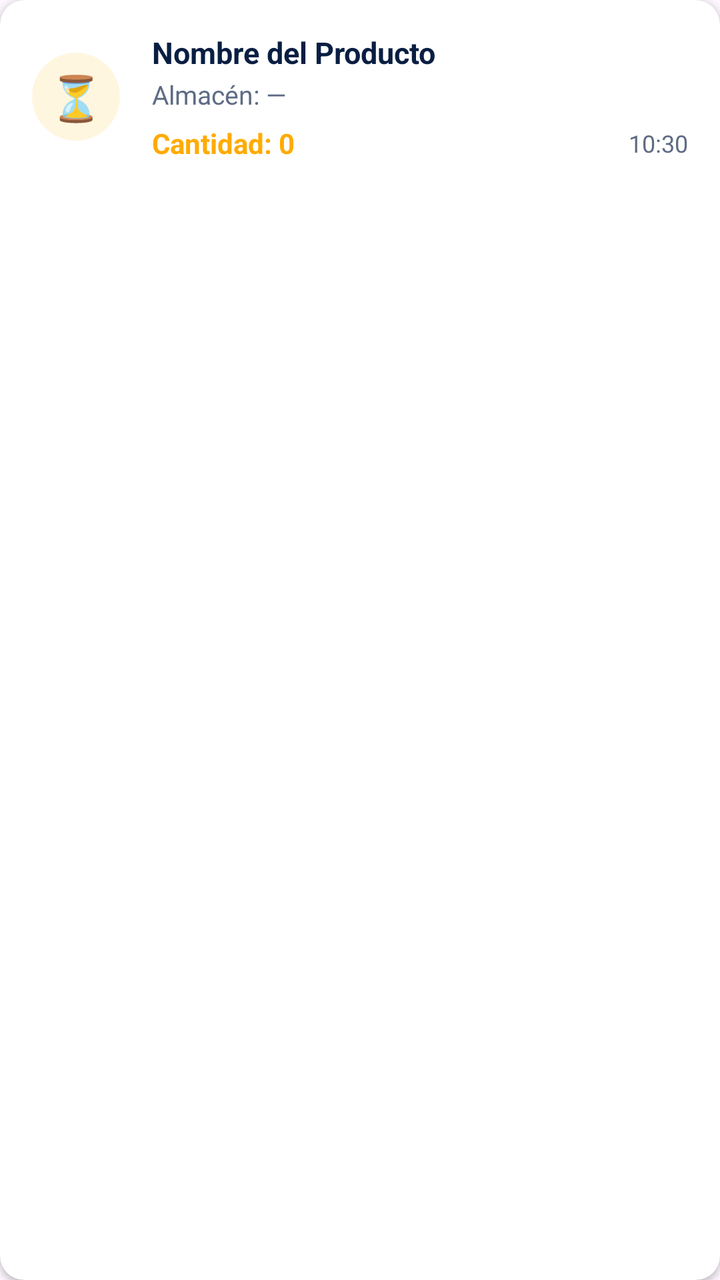
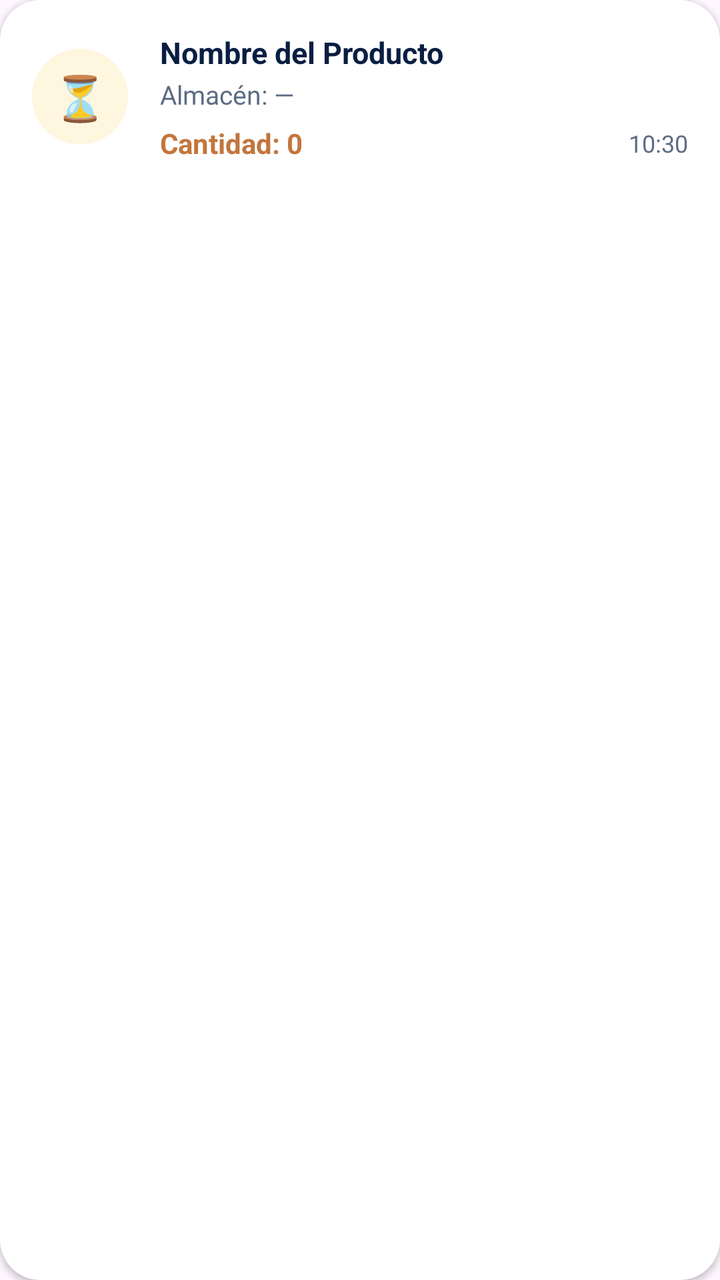

Before-and-after screenshots of an Android layout around one commit, followed by the original layout XML and the change that was made.
<!-- AndroidManifest.xml: application theme Theme.Inventario -->
<!-- res/layout/item_pending.xml -->
<?xml version="1.0" encoding="utf-8"?>
<androidx.cardview.widget.CardView
    xmlns:android="http://schemas.android.com/apk/res/android"
    xmlns:app="http://schemas.android.com/apk/res-auto"
    android:layout_width="match_parent"
    android:layout_height="wrap_content"
    android:layout_marginHorizontal="16dp"
    android:layout_marginVertical="8dp"
    app:cardCornerRadius="12dp"
    app:cardElevation="2dp"
    app:cardBackgroundColor="@color/pp_white"
    android:clickable="true"
    android:focusable="true"
    android:foreground="?attr/selectableItemBackground">

    <LinearLayout
        android:layout_width="match_parent"
        android:layout_height="wrap_content"
        android:orientation="horizontal"
        android:padding="16dp"
        android:gravity="center_vertical">

        
        <TextView
            android:layout_width="44dp"
            android:layout_height="44dp"
            android:text="⏳"
            android:textSize="22sp"
            android:gravity="center"
            android:background="@drawable/shape_circle_white"
            android:backgroundTint="@color/pp_warning_light"
            android:layout_marginEnd="16dp"/>

        <LinearLayout
            android:layout_width="0dp"
            android:layout_height="wrap_content"
            android:layout_weight="1"
            android:orientation="vertical">

            
            <TextView
                android:id="@+id/tvProducto"
                android:layout_width="match_parent"
                android:layout_height="wrap_content"
                android:text="Nombre del Producto"
                android:textColor="@color/pp_text_dark"
                android:textSize="15sp"
                android:textStyle="bold"
                android:maxLines="2"
                android:ellipsize="end" />

            
            <TextView
                android:id="@+id/tvAlmacen"
                android:layout_width="match_parent"
                android:layout_height="wrap_content"
                android:text="Almacén: —"
                android:textColor="@color/pp_text_secondary"
                android:textSize="13sp"
                android:layout_marginTop="2dp"/>

            <LinearLayout
                android:layout_width="match_parent"
                android:layout_height="wrap_content"
                android:orientation="horizontal"
                android:layout_marginTop="6dp"
                android:gravity="center_vertical">

                
                <TextView
                    android:id="@+id/tvCantidad"
                    android:layout_width="0dp"
                    android:layout_height="wrap_content"
                    android:layout_weight="1"
                    android:text="Cantidad: 0"
                    android:textColor="@color/pp_warning"
                    android:textSize="14sp"
                    android:textStyle="bold" />

                
                <TextView
                    android:id="@+id/tvFecha"
                    android:layout_width="wrap_content"
                    android:layout_height="wrap_content"
                    android:text="10:30"
                    android:textColor="@color/pp_text_secondary"
                    android:textSize="12sp" />
            </LinearLayout>
        </LinearLayout>
    </LinearLayout>
</androidx.cardview.widget.CardView>
<!-- resources referenced by this layout -->
<resources>
  <color name="pp_text_dark">#091E42</color>
  <color name="pp_text_secondary">#5E6C84</color>
  <color name="pp_warning">#FFAB00</color>
  <color name="pp_warning_light">#FFF6E0</color>
  <color name="pp_white">#FFFFFF</color>
  <!-- drawable shape_circle_white (drawable) -->
  <?xml version="1.0" encoding="utf-8"?>
  <shape xmlns:android="http://schemas.android.com/apk/res/android"
      android:shape="oval">
      <solid android:color="@color/pp_white" />
  </shape>
  <style name="Theme.Inventario" parent="Theme.Material3.DayNight.NoActionBar">
          <item name="colorPrimary">@color/pp_splash_text_green</item>
          <item name="colorOnPrimary">@color/pp_white</item>
          <item name="colorSecondary">@color/pp_green_accent</item>
          <item name="android:statusBarColor">@android:color/transparent</item>
          <item name="android:navigationBarColor">@android:color/transparent</item>
          <item name="android:windowLightStatusBar">true</item>
      </style>
  <color name="pp_splash_text_green">#1B5E20</color>
  <color name="pp_green_accent">#36B37E</color>
</resources>

<!-- the commit's change to res/layout/item_pending.xml (unified diff, before → after) -->
@@ -1,13 +1,14 @@
 <?xml version="1.0" encoding="utf-8"?>
-<androidx.cardview.widget.CardView
+<com.google.android.material.card.MaterialCardView
     xmlns:android="http://schemas.android.com/apk/res/android"
     xmlns:app="http://schemas.android.com/apk/res-auto"
     android:layout_width="match_parent"
     android:layout_height="wrap_content"
     android:layout_marginHorizontal="16dp"
     android:layout_marginVertical="8dp"
-    app:cardCornerRadius="12dp"
+    app:cardCornerRadius="20dp"
     app:cardElevation="2dp"
+    app:strokeWidth="0dp"
     app:cardBackgroundColor="@color/pp_white"
     android:clickable="true"
     android:focusable="true"
@@ -21,15 +22,19 @@
         android:gravity="center_vertical">
 
         
-        <TextView
-            android:layout_width="44dp"
-            android:layout_height="44dp"
-            android:text="⏳"
-            android:textSize="22sp"
-            android:gravity="center"
-            android:background="@drawable/shape_circle_white"
+        <FrameLayout
+            android:layout_width="48dp"
+            android:layout_height="48dp"
+            android:background="@drawable/bg_icon_circle"
             android:backgroundTint="@color/pp_warning_light"
-            android:layout_marginEnd="16dp"/>
+            android:layout_marginEnd="16dp">
+            <TextView
+                android:layout_width="wrap_content"
+                android:layout_height="wrap_content"
+                android:text="⏳"
+                android:textSize="22sp"
+                android:layout_gravity="center"/>
+        </FrameLayout>
 
         <LinearLayout
             android:layout_width="0dp"
@@ -73,7 +78,7 @@
                     android:layout_height="wrap_content"
                     android:layout_weight="1"
                     android:text="Cantidad: 0"
-                    android:textColor="@color/pp_warning"
+                    android:textColor="@color/pp_splash_orange"
                     android:textSize="14sp"
                     android:textStyle="bold" />
 
@@ -88,4 +93,4 @@
             </LinearLayout>
         </LinearLayout>
     </LinearLayout>
-</androidx.cardview.widget.CardView>
+</com.google.android.material.card.MaterialCardView>
<!-- resource entries referenced after the edit -->
@@ -1,15 +1,15 @@
 <!-- resources referenced by this layout -->
 <resources>
+  <color name="pp_splash_orange">#C2763D</color>
   <color name="pp_text_dark">#091E42</color>
   <color name="pp_text_secondary">#5E6C84</color>
-  <color name="pp_warning">#FFAB00</color>
   <color name="pp_warning_light">#FFF6E0</color>
   <color name="pp_white">#FFFFFF</color>
-  <!-- drawable shape_circle_white (drawable) -->
+  <!-- drawable bg_icon_circle (drawable) -->
   <?xml version="1.0" encoding="utf-8"?>
   <shape xmlns:android="http://schemas.android.com/apk/res/android"
       android:shape="oval">
-      <solid android:color="@color/pp_white" />
+      <solid android:color="#F1F8E9"/>
   </shape>
   <style name="Theme.Inventario" parent="Theme.Material3.DayNight.NoActionBar">
           <item name="colorPrimary">@color/pp_splash_text_green</item>
